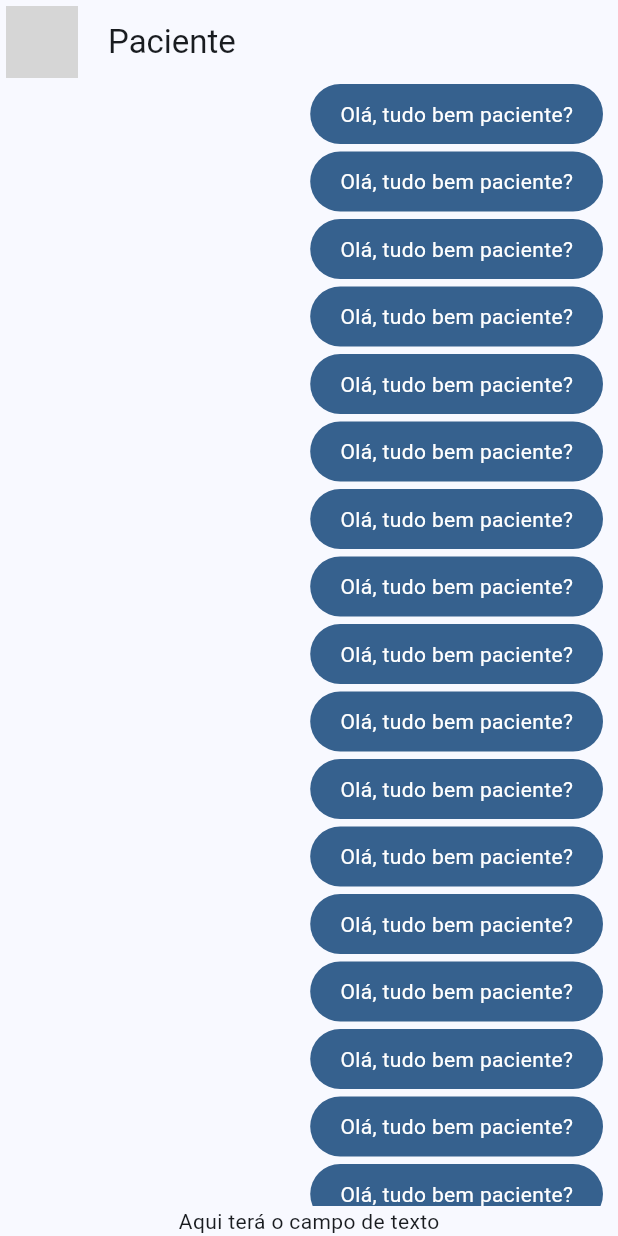
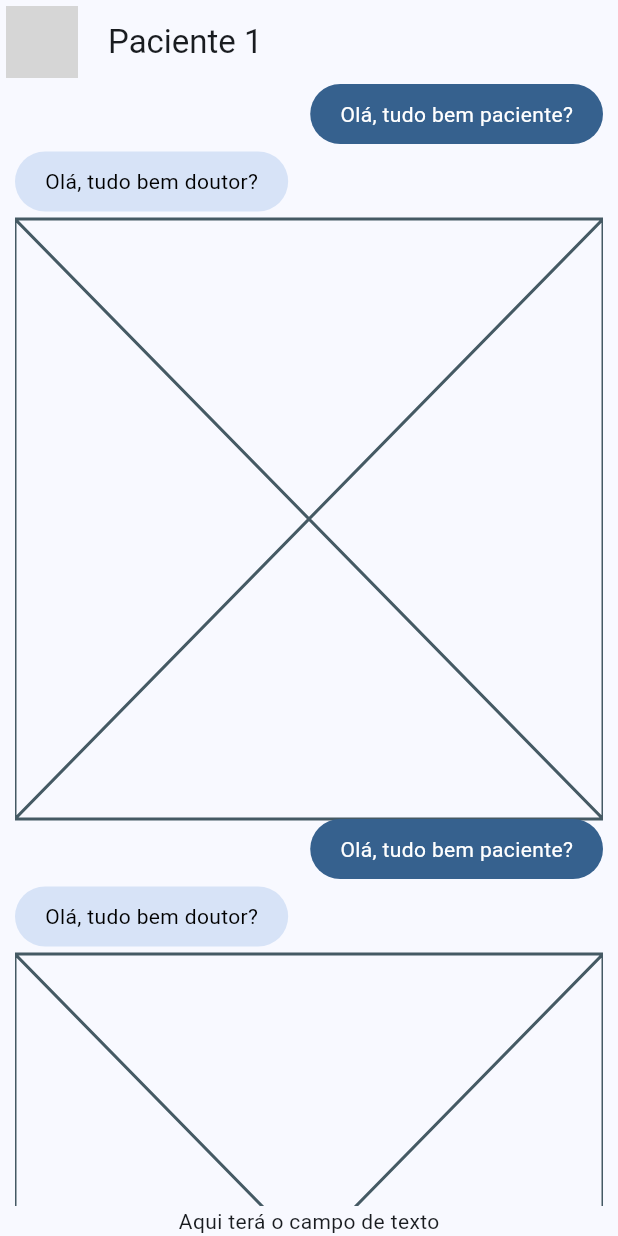
Before and after one commit to andreneri2004/app_message_sim_nao, a Flutter app: the screen it shows after launch, on a phone screen of 412 x 824 dp. Run offline on Flutter 3.47's test engine with Material 3 defaults, Android fonts, the phone set to English and light mode, and no system bars; network calls fail; grey boxes are pictures that could not be loaded.

Commit message:
Adicionando widget de imagens para a resposta do pacinete

```diff
--- a/lib/presentation/pages/chat/chat_screen.dart
+++ b/lib/presentation/pages/chat/chat_screen.dart
@@ -1,5 +1,6 @@
 import 'package:flutter/material.dart';
 import 'package:yes_no/presentation/widgets/chat/my_message_bubble.dart';
+import 'package:yes_no/presentation/widgets/chat/other_message_bubble.dart';
 
 class ChatScreen extends StatelessWidget {
   const ChatScreen({super.key});
@@ -14,7 +15,7 @@ class ChatScreen extends StatelessWidget {
             backgroundImage:  NetworkImage('https://cdn-icons-png.flaticon.com/512/1430/1430402.png'),
           ),
         ),
-        title: const Text('Paciente'),
+        title: const Text('Paciente 1'),
       ),
       body: _ChatView(),
     );
@@ -34,9 +35,12 @@ class _ChatView extends StatelessWidget {
             Expanded(child: ListView.builder(
               itemCount: 100,
               itemBuilder:(context, index) {
-              return MyMessageBubble();
+              if (index % 2 == 0) {
+                return const MyMessageBubble();
+              }
+              return const OtherMessageBubble();
             },)),
-            Text('Aqui terá o campo de texto')
+            const Text('Aqui terá o campo de texto')
           ],
         ),
       ),
--- /dev/null
+++ b/lib/presentation/widgets/chat/other_message_bubble.dart
@@ -0,0 +1,38 @@
+import 'package:flutter/material.dart';
+
+class OtherMessageBubble extends StatelessWidget {
+  const OtherMessageBubble({super.key});
+
+  @override
+  Widget build(BuildContext context) {
+    final colors = Theme.of(context).colorScheme;
+    return Column(
+      crossAxisAlignment: CrossAxisAlignment.start,
+      children: [
+        Container(
+          decoration: BoxDecoration(
+            color: colors.secondaryContainer,
+            borderRadius: BorderRadius.circular(20),
+          ),
+          child: const Padding(
+            padding: EdgeInsets.symmetric(horizontal: 20, vertical: 10),
+            child: Text(
+              'Olá, tudo bem doutor?',
+              style: TextStyle(color: Colors.black),
+            ),
+          ),
+        ),
+        const SizedBox(height: 5),
+
+        _ImageBubble(),
+      ],
+    );
+  }
+}
+
+class _ImageBubble extends StatelessWidget {
+  @override
+  Widget build(BuildContext context) {
+    return const Placeholder();
+  }
+}
```
Also changed, not shown: lib/core/theme/app_theme.dart (+5 -2 lines).
